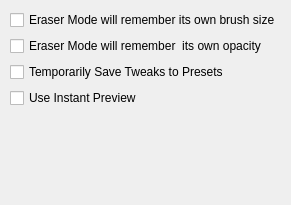
Old version of the form plugins/paintops/libpaintop/forms/wdgglobalsettingsoption.ui in the repository KDE/krita.
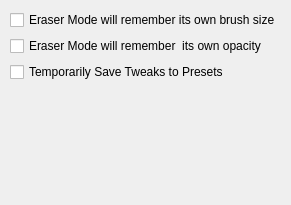
New version of the form.

Commit message: move the tweaked presets checkbox into the global settings area

```diff
--- a/plugins/paintops/libpaintop/forms/wdgglobalsettingsoption.ui
+++ b/plugins/paintops/libpaintop/forms/wdgglobalsettingsoption.ui
@@ -44,13 +44,6 @@
      </property>
     </widget>
    </item>
-   <item>
-    <widget class="QCheckBox" name="instantPreviewCheckbox">
-     <property name="text">
-      <string>Use Instant Preview</string>
-     </property>
-    </widget>
-   </item>
    <item>
     <spacer name="verticalSpacer">
      <property name="orientation">
```
The commit also changes 4 other files.
